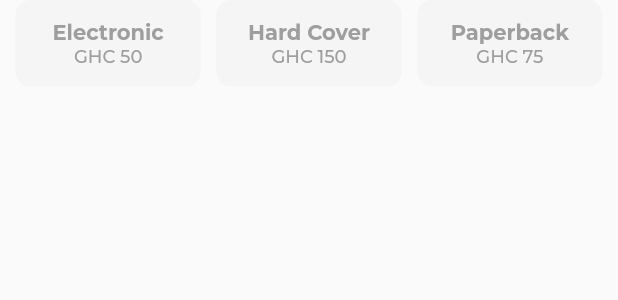
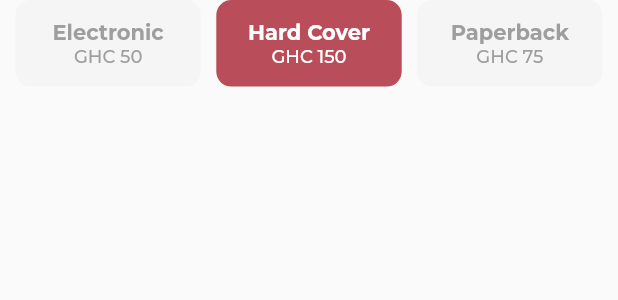
Before and after one commit to handuah/Book_Store_App_UI, a Flutter app: the _BookTypeBtns widget shown alone on an empty page, opened directly, on a phone screen of 412 x 824 dp. Shown: the top 300 px of the screen. Run offline on Flutter 3.47's test engine with Material 2 defaults, Android fonts, the phone set to English and light mode, and no system bars; our stand-ins replace google_fonts, hexcolor; network calls fail.

Commit message:
fixed issues

```diff
--- a/lib/screens/main_screens/book_info_page.dart
+++ b/lib/screens/main_screens/book_info_page.dart
@@ -182,17 +182,32 @@ class _BookTypeBtns extends StatefulWidget {
 }
 
 class __BookTypeBtnsState extends State<_BookTypeBtns> {
-  List<Map<String, String>>? bookTypes = [
-    {'bookType': 'Electronic', 'price': 'GHC 50'},
-    {'bookType': 'Hard Cover', 'price': 'GHC 150'},
-    {'bookType': 'Paperback', 'price': 'GHC 75'},
+  List<Map<String, dynamic>>? bookTypes = [
+    {
+      'bookType': 'Electronic',
+      'price': 'GHC 50',
+      'select': false,
+      'button_index': 1
+    },
+    {
+      'bookType': 'Hard Cover',
+      'price': 'GHC 150',
+      'select': true,
+      'button_index': 2
+    },
+    {
+      'bookType': 'Paperback',
+      'price': 'GHC 75',
+      'select': false,
+      'button_index': 3
+    },
   ];
 
-  List<bool> selected = [
-    false,
-    true,
-    false,
-  ];
+  // List<bool> selected = [
+  //   false,
+  //   true,
+  //   false,
+  // ];
 
   @override
   Widget build(BuildContext context) {
@@ -209,7 +224,12 @@ class __BookTypeBtnsState extends State<_BookTypeBtns> {
                   height: screenHeight * 0.07,
                   width: screenWidth * 0.3,
                   child: ElevatedButton(
-                    onPressed: () {},
+                    key: ValueKey(u['button_index']),
+                    onPressed: () {
+                      setState(() {
+                        u['select'] = !u['select'];
+                      });
+                    },
                     child: Column(
                       mainAxisAlignment: MainAxisAlignment.center,
                       crossAxisAlignment: CrossAxisAlignment.center,
@@ -218,19 +238,26 @@ class __BookTypeBtnsState extends State<_BookTypeBtns> {
                         Text(
                           u['bookType'] ?? '',
                           style: BookTextStyle.synopsisText.copyWith(
-                            color: BookFanColors.gray,
+                            color: u['select']
+                                ? BookFanColors.white
+                                : BookFanColors.gray,
                             fontWeight: FontWeight.bold,
                           ),
                         ),
                         Text(
                           u['price']!,
                           style: BookTextStyle.synopsisText.copyWith(
-                              color: BookFanColors.gray, fontSize: 12.0),
+                              color: u['select']
+                                  ? BookFanColors.white
+                                  : BookFanColors.gray,
+                              fontSize: 12.0),
                         ),
                       ],
                     ),
                     style: TextButton.styleFrom(
-                      backgroundColor: BookFanColors.lightgray,
+                      backgroundColor: u['select']
+                          ? BookFanColors.burgundy
+                          : BookFanColors.lightgray,
                       padding:
                           EdgeInsets.symmetric(horizontal: screenWidth * 0.02),
                       shape: RoundedRectangleBorder(
@@ -278,10 +305,12 @@ class _BtnRow extends StatefulWidget {
 }
 
 class __BtnRowState extends State<_BtnRow> {
+  bool isSelected = false;
   @override
   Widget build(BuildContext context) {
     double screenHeight = MediaQuery.of(context).size.height;
     double screenWidth = MediaQuery.of(context).size.width;
+
     return Row(
       mainAxisAlignment: MainAxisAlignment.start,
       crossAxisAlignment: CrossAxisAlignment.center,
@@ -290,16 +319,22 @@ class __BtnRowState extends State<_BtnRow> {
           width: screenWidth * 0.12,
           height: screenHeight * 0.06,
           child: ElevatedButton(
-            onPressed: () {},
+            onPressed: () {
+              setState(() {
+                isSelected = !isSelected;
+              });
+            },
             child: Icon(
-              Icons.bookmark_outline_outlined,
-              color: BookFanColors.dark,
+              isSelected ? Icons.bookmark : Icons.bookmark_outline_outlined,
+              color: isSelected ? BookFanColors.burgundy : BookFanColors.dark,
               size: 26.0,
             ),
             style: ElevatedButton.styleFrom(
-              primary: BookFanColors.gray.withOpacity(0.01),
+              primary: isSelected
+                  ? BookFanColors.white
+                  : BookFanColors.gray.withOpacity(0.01),
               padding: const EdgeInsets.all(2.0),
-              elevation: 1.0,
+              elevation: isSelected ? 0.0 : 1.0,
               shape: RoundedRectangleBorder(
                   borderRadius: BorderRadius.circular(10.0)),
             ),
```
